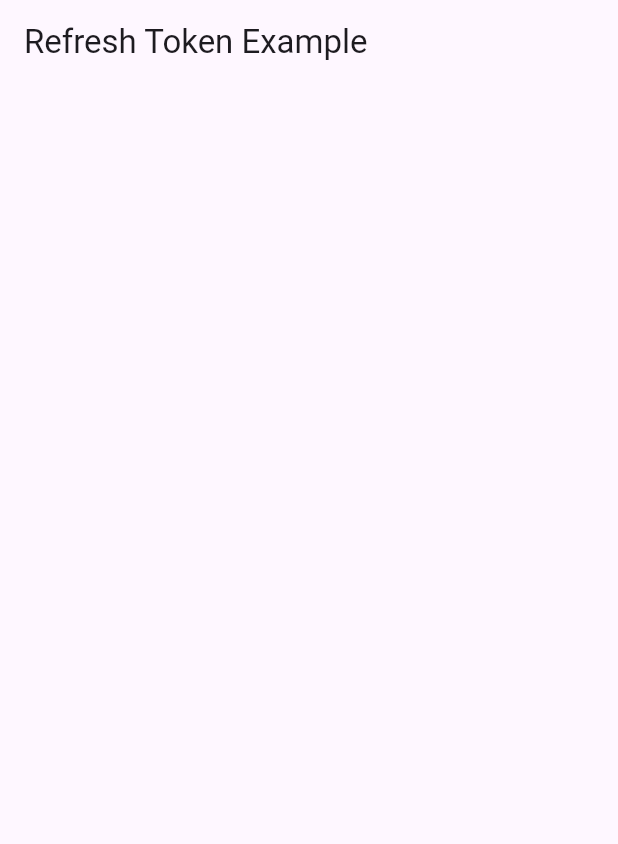
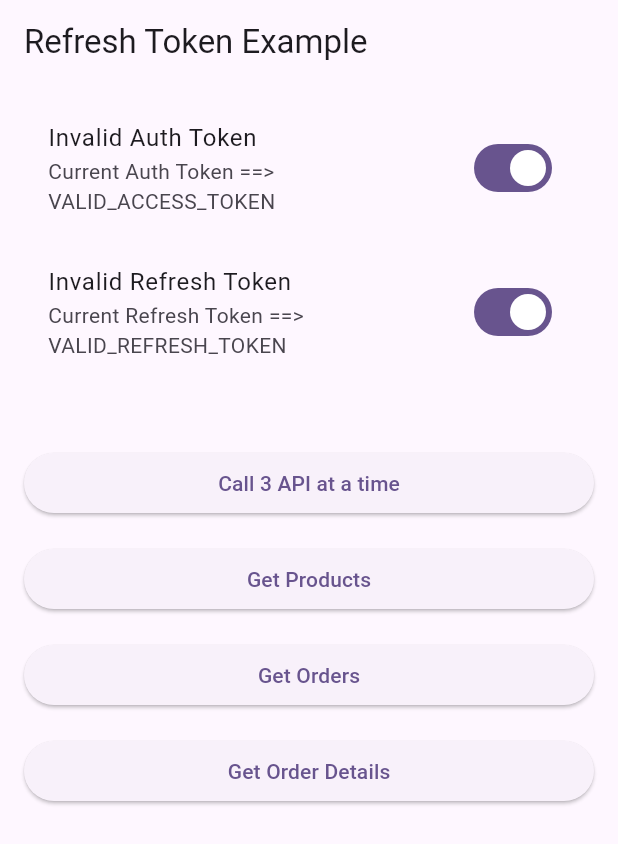
Before and after one commit to nayanbabariya/Refresh-Token-Example, a Flutter app: the screen it shows after launch, on a phone screen of 412 x 824 dp. Shown: the top 844 px of the screen. Run offline on Flutter 3.47's test engine with Material 3 defaults, Android fonts, the phone set to English and light mode, and no system bars; our stand-ins replace chopper; generated files the repository leaves out were written again.

Commit message:
Authentication using chopper with mock client

```diff
--- /dev/null
+++ b/lib/core/app_service.dart
@@ -0,0 +1,63 @@
+import 'dart:developer';
+
+import 'package:chopper/chopper.dart';
+import 'package:intl/intl.dart';
+import 'package:refresh_token_example/core/constants.dart';
+import 'package:refresh_token_example/models/session.dart';
+
+/// Application service class to manage app level data.
+final class AppService {
+  // Singleton initialization
+  AppService._();
+
+  static final instance = AppService._();
+
+  Session? _session = Session(
+    accessToken: kValidAccessToken,
+    refreshToken: kValidRefreshToken,
+  );
+
+  /// Getter for session data.
+  Session? get session => _session;
+
+  /// Setter for session data.
+  void setSession(Session? session) {
+    // In your app, you need to save the session data in your app storage.
+    // Preferred storage is "Hive".
+    _session = session;
+  }
+
+  /// Initialize the app service.
+  void initialize() {
+    // In your app, get the session data from your app storage.
+    setAccessToken();
+    setRefreshToken();
+
+    chopperLogger.onRecord.listen((record) {
+      log(
+        '[${DateFormat('hh:mm:ss:S a').format(record.time)}]: ${record.message}',
+        zone: record.zone,
+        time: record.time,
+        error: record.error,
+        name: record.loggerName,
+        level: record.level.value,
+        stackTrace: record.stackTrace,
+        sequenceNumber: record.sequenceNumber,
+      );
+    });
+  }
+
+  void setAccessToken({bool invalidate = false}) {
+    // Don't forget to save new access token in your app storage.
+    _session = _session?.copyWith(
+      accessToken: invalidate ? kInvalidAccessToken : kValidAccessToken,
+    );
+  }
+
+  void setRefreshToken({bool invalidate = false}) {
+    // Don't forget to save new refresh token in your app storage.
+    _session = _session?.copyWith(
+      refreshToken: invalidate ? kInvalidRefreshToken : kValidRefreshToken,
+    );
+  }
+}
--- /dev/null
+++ b/lib/core/constants.dart
@@ -0,0 +1,6 @@
+// These constants are for testing purpose.
+const kValidAccessToken = 'VALID_ACCESS_TOKEN';
+const kValidRefreshToken = 'VALID_REFRESH_TOKEN';
+
+const kInvalidAccessToken = 'INVALID_ACCESS_TOKEN';
+const kInvalidRefreshToken = 'INVALID_REFRESH_TOKEN';
--- /dev/null
+++ b/lib/core/extensions.dart
@@ -0,0 +1,14 @@
+import 'package:chopper/chopper.dart';
+import 'package:refresh_token_example/core/constants.dart';
+
+extension RequestUtils on Request {
+  bool get isRefreshTokenRequest => uri.path.contains('auth/refresh-token');
+}
+
+extension StringUtils on String {
+  // Write your logic to check the validity of access token.
+  bool get isValidAccessToken => this == kValidAccessToken;
+
+  // This getter is for testing purpose.
+  bool get isValidRefreshToken => this == kValidRefreshToken;
+}
--- a/lib/main.dart
+++ b/lib/main.dart
@@ -1,7 +1,10 @@
 import 'package:flutter/material.dart';
+import 'package:refresh_token_example/core/app_service.dart';
 import 'package:refresh_token_example/ui/main_screen.dart';
 
 void main() {
+  WidgetsFlutterBinding.ensureInitialized();
+  AppService.instance.initialize();
   runApp(const MyApp());
 }
 
--- /dev/null
+++ b/lib/models/refresh_token_request.dart
@@ -0,0 +1,13 @@
+import 'package:json_annotation/json_annotation.dart';
+
+part 'refresh_token_request.g.dart';
+
+/// Model class to send the body of refresh token request.
+@JsonSerializable()
+final class RefreshTokenRequest {
+  final String refreshToken;
+
+  RefreshTokenRequest({required this.refreshToken});
+
+  Map<String, dynamic> toJson() => _$RefreshTokenRequestToJson(this);
+}
--- /dev/null
+++ b/lib/models/session.dart
@@ -0,0 +1,28 @@
+import 'package:json_annotation/json_annotation.dart';
+
+part 'session.g.dart';
+
+/// Model class to manage refresh token API response.
+@JsonSerializable(createToJson: false)
+final class Session {
+  final String accessToken;
+  final String refreshToken;
+
+  Session({
+    required this.accessToken,
+    required this.refreshToken,
+  });
+
+  factory Session.fromJson(Map<String, dynamic> json) =>
+      _$SessionFromJson(json);
+
+  Session copyWith({
+    String? accessToken,
+    String? refreshToken,
+  }) {
+    return Session(
+      accessToken: accessToken ?? this.accessToken,
+      refreshToken: refreshToken ?? this.refreshToken,
+    );
+  }
+}
--- /dev/null
+++ b/lib/rest_api/api_service.dart
@@ -0,0 +1,38 @@
+import 'dart:async';
+import 'dart:developer';
+import 'dart:io';
+
+import 'package:chopper/chopper.dart';
+import 'package:refresh_token_example/core/app_service.dart';
+import 'package:refresh_token_example/core/extensions.dart';
+import 'package:refresh_token_example/models/refresh_token_request.dart';
+import 'package:refresh_token_example/server/mock_client.dart';
+
+import '../models/session.dart';
+
+part 'api_authenticator.dart';
+part 'api_interceptors.dart';
+part 'api_service.chopper.dart';
+part 'chopper_client.dart';
+
+/// Generates API calls and handles responses.
+@ChopperApi()
+abstract class ApiService extends ChopperService {
+  static ApiService get instance => ApiService._();
+
+  static ApiService _() => _$ApiService(_client);
+
+  @Post(path: 'auth/refresh-token')
+  Future<Response> refreshToken({
+    @Body() required RefreshTokenRequest request,
+  });
+
+  @Get(path: 'products')
+  Future<Response> getProducts();
+
+  @Get(path: 'orders')
+  Future<Response> getOrders();
+
+  @Get(path: 'order/order-details')
+  Future<Response> getOrderDetails();
+}
--- /dev/null
+++ b/lib/rest_api/chopper_client.dart
@@ -0,0 +1,18 @@
+part of 'api_service.dart';
+
+/// Chopper client for Rest API calls.
+final _client = ChopperClient(
+  services: [_$ApiService()],
+  client: mockClient(),
+  converter: const JsonConverter(),
+  authenticator: ApiAuthenticator(),
+  interceptors: [
+    ApiInterceptor(),
+    const HeadersInterceptor({
+      'Content-Type': 'application/json',
+      'Accept': 'application/json',
+      'Connection': 'keep-alive',
+    }),
+    HttpLoggingInterceptor(),
+  ],
+);
--- /dev/null
+++ b/lib/server/mock_client.dart
@@ -0,0 +1,53 @@
+import 'dart:convert';
+import 'dart:developer';
+import 'dart:io';
+
+import 'package:http/http.dart';
+import 'package:http/testing.dart';
+import 'package:refresh_token_example/core/constants.dart';
+
+part 'response_body.dart';
+
+/// Http mock client for testing purpose.
+MockClient mockClient() {
+  return MockClient(
+    (request) async {
+      int delayInMs = 0;
+      if (request.url.path.contains('products')) {
+        delayInMs = 1000;
+      } else if (request.url.path.contains('orders')) {
+        delayInMs = 1500;
+      } else if (request.url.path.contains('order/order-details')) {
+        delayInMs = 2000;
+      }
+      log('Waiting time for response...... $delayInMs ms for the request => ${request.url.path}');
+      await Future.delayed(Duration(milliseconds: delayInMs));
+
+      final headerToken = request.headers[HttpHeaders.authorizationHeader];
+
+      final path = request.url.path;
+
+      if (!path.contains('auth/refresh-token') &&
+          headerToken != kValidAccessToken) {
+        return Response('Unauthorized', 401, request: request);
+      } else if (path.contains('auth/refresh-token')) {
+        final body = json.decode(request.body);
+        if (body['refreshToken'] != kValidRefreshToken) {
+          return Response(
+            _refreshTokenUnAuthorizedResponseBody,
+            401,
+            request: request,
+          );
+        }
+        return Response(_refreshTokenResponseBody, 200, request: request);
+      } else if (path.contains('products')) {
+        return Response(_productsResponseBody, 200, request: request);
+      } else if (path.contains('orders')) {
+        return Response(_ordersResponseBody, 200, request: request);
+      } else if (path.contains('order/order-details')) {
+        return Response(_orderDetailsResponseBody, 200, request: request);
+      }
+      return Response('Success', 200, request: request);
+    },
+  );
+}
--- /dev/null
+++ b/lib/server/response_body.dart
@@ -0,0 +1,28 @@
+part of 'mock_client.dart';
+
+final _refreshTokenResponseBody = json.encode({
+  'data': {
+    'accessToken': kValidAccessToken,
+    'refreshToken': kValidRefreshToken,
+  }
+});
+
+final _refreshTokenUnAuthorizedResponseBody = json.encode({
+  'status': 'Unauthorized',
+  'message': 'You have been logged out',
+});
+
+final _productsResponseBody = json.encode({
+  'data': 'List of products',
+  'message': 'Products fetched successfully',
+});
+
+final _ordersResponseBody = json.encode({
+  'data': 'List of orders',
+  'message': 'Orders fetched successfully',
+});
+
+final _orderDetailsResponseBody = json.encode({
+  'data': 'Order details',
+  'message': 'Order details fetched successfully',
+});
--- a/lib/ui/main_screen.dart
+++ b/lib/ui/main_screen.dart
@@ -1,4 +1,7 @@
 import 'package:flutter/material.dart';
+import 'package:refresh_token_example/core/app_service.dart';
+import 'package:refresh_token_example/core/extensions.dart';
+import 'package:refresh_token_example/rest_api/api_service.dart';
 
 class MainScreen extends StatefulWidget {
   const MainScreen({super.key});
@@ -8,12 +11,80 @@ class MainScreen extends StatefulWidget {
 }
 
 class _MainScreenState extends State<MainScreen> {
+  final _appService = AppService.instance;
+
   @override
   Widget build(BuildContext context) {
     return Scaffold(
       appBar: AppBar(
         title: const Text('Refresh Token Example'),
       ),
+      body: ListView(
+        padding: const EdgeInsets.all(16),
+        children: [
+          SwitchListTile(
+            value: _appService.session?.accessToken.isValidAccessToken ?? false,
+            title: const Text('Invalid Auth Token'),
+            subtitle: Text(
+                'Current Auth Token ==> ${AppService.instance.session?.accessToken}'),
+            onChanged: (value) {
+              _appService.setAccessToken(invalidate: !value);
+              setState(() {});
+            },
+          ),
+          const SizedBox(height: 16),
+          SwitchListTile(
+            value:
+                _appService.session?.refreshToken.isValidRefreshToken ?? false,
+            title: const Text('Invalid Refresh Token'),
+            subtitle: Text(
+                'Current Refresh Token ==> ${AppService.instance.session?.refreshToken}'),
+            onChanged: (value) {
+              _appService.setRefreshToken(invalidate: !value);
+              setState(() {});
+            },
+          ),
+          const SizedBox(height: 50),
+          ElevatedButton(
+            onPressed: () {
+              getProducts();
+              getOrders();
+              getOrderDetails();
+            },
+            child: const Text('Call 3 API at a time'),
+          ),
+          const SizedBox(height: 16),
+          ElevatedButton(
+            onPressed: getProducts,
+            child: const Text('Get Products'),
+          ),
+          const SizedBox(height: 16),
+          ElevatedButton(
+            onPressed: getProducts,
+            child: const Text('Get Orders'),
+          ),
+          const SizedBox(height: 16),
+          ElevatedButton(
+            onPressed: getOrderDetails,
+            child: const Text('Get Order Details'),
+          ),
+        ],
+      ),
     );
   }
+
+  Future<void> getProducts() async {
+    await ApiService.instance.getProducts();
+    setState(() {});
+  }
+
+  Future<void> getOrders() async {
+    await ApiService.instance.getOrders();
+    setState(() {});
+  }
+
+  Future<void> getOrderDetails() async {
+    await ApiService.instance.getOrderDetails();
+    setState(() {});
+  }
 }
```
Also changed, not shown: lib/rest_api/api_authenticator.dart (added, +81 -0 lines), lib/rest_api/api_interceptors.dart (added, +25 -0 lines), pubspec.yaml (+7 -0 lines), lib/models/refresh_token_request.g.dart (added), lib/models/session.g.dart (added), lib/rest_api/api_service.chopper.dart (added), pubspec.lock.
